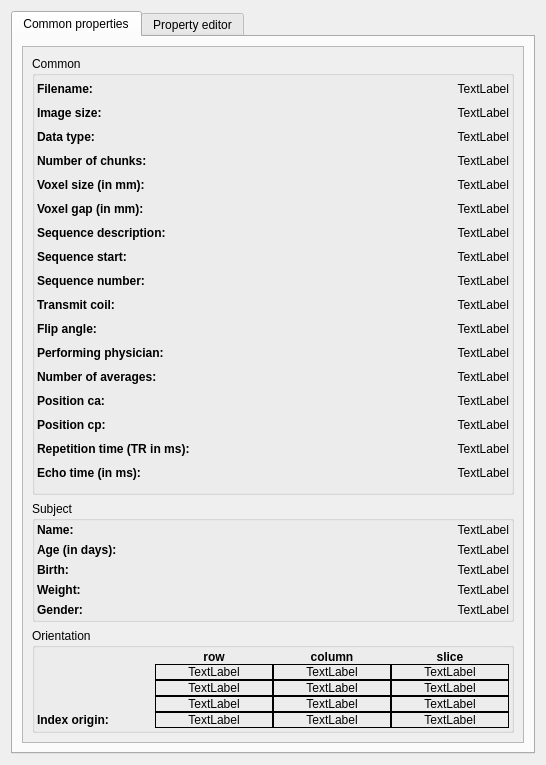
isis-group/vast, file plugins/PropertyTool/forms/propertyToolDialog.ui: the form before one commit.
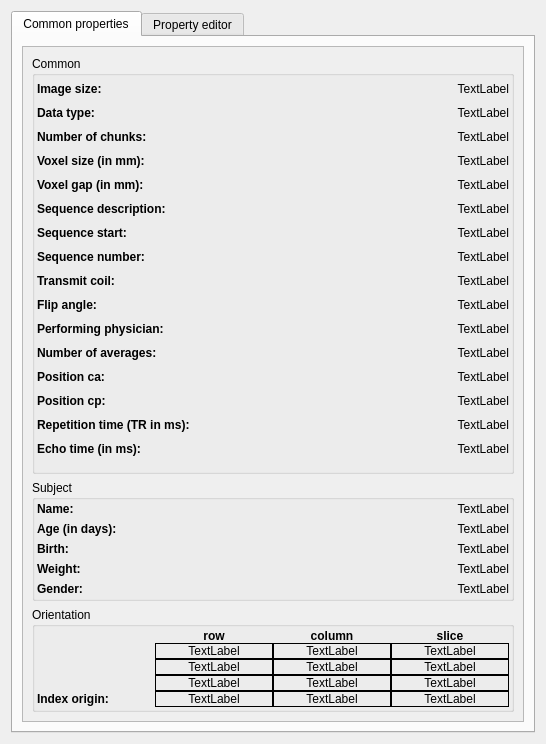
The form after the commit.

Commit message: removed fileName from propertytool dialog

Diff of the .ui file:
```diff
--- a/plugins/PropertyTool/forms/propertyToolDialog.ui
+++ b/plugins/PropertyTool/forms/propertyToolDialog.ui
@@ -7,7 +7,7 @@
     <x>0</x>
     <y>0</y>
     <width>546</width>
-    <height>765</height>
+    <height>744</height>
    </rect>
   </property>
   <property name="sizePolicy">
@@ -62,7 +62,7 @@
             <x>0</x>
             <y>0</y>
             <width>502</width>
-            <height>698</height>
+            <height>677</height>
            </rect>
           </property>
           <layout class="QVBoxLayout" name="verticalLayout">
@@ -81,7 +81,7 @@
               <property name="margin">
                <number>2</number>
               </property>
-              <item row="11" column="1">
+              <item row="10" column="1">
                <widget class="QLabel" name="performingPhysician">
                 <property name="sizePolicy">
                  <sizepolicy hsizetype="Minimum" vsizetype="Maximum">
@@ -100,7 +100,7 @@
                 </property>
                </widget>
               </item>
-              <item row="4" column="1">
+              <item row="3" column="1">
                <widget class="QLabel" name="voxelSize">
                 <property name="sizePolicy">
                  <sizepolicy hsizetype="Minimum" vsizetype="Maximum">
@@ -119,7 +119,7 @@
                 </property>
                </widget>
               </item>
-              <item row="14" column="0">
+              <item row="13" column="0">
                <widget class="QLabel" name="L_positionCP">
                 <property name="sizePolicy">
                  <sizepolicy hsizetype="Minimum" vsizetype="Maximum">
@@ -138,7 +138,7 @@
                 </property>
                </widget>
               </item>
-              <item row="2" column="1">
+              <item row="1" column="1">
                <widget class="QLabel" name="dataType">
                 <property name="sizePolicy">
                  <sizepolicy hsizetype="Minimum" vsizetype="Maximum">
@@ -157,7 +157,7 @@
                 </property>
                </widget>
               </item>
-              <item row="12" column="0">
+              <item row="11" column="0">
                <widget class="QLabel" name="L_numberOfAverages">
                 <property name="sizePolicy">
                  <sizepolicy hsizetype="Minimum" vsizetype="Maximum">
@@ -176,7 +176,7 @@
                 </property>
                </widget>
               </item>
-              <item row="9" column="0">
+              <item row="8" column="0">
                <widget class="QLabel" name="L_transmitCoil">
                 <property name="sizePolicy">
                  <sizepolicy hsizetype="Minimum" vsizetype="Maximum">
@@ -195,7 +195,7 @@
                 </property>
                </widget>
               </item>
-              <item row="6" column="0">
+              <item row="5" column="0">
                <widget class="QLabel" name="L_sequenceDescription">
                 <property name="sizePolicy">
                  <sizepolicy hsizetype="Minimum" vsizetype="Maximum">
@@ -214,7 +214,7 @@
                 </property>
                </widget>
               </item>
-              <item row="8" column="0">
+              <item row="7" column="0">
                <widget class="QLabel" name="L_sequenceNumber">
                 <property name="sizePolicy">
                  <sizepolicy hsizetype="Minimum" vsizetype="Maximum">
@@ -233,7 +233,7 @@
                 </property>
                </widget>
               </item>
-              <item row="4" column="0">
+              <item row="3" column="0">
                <widget class="QLabel" name="L_voxelSize">
                 <property name="sizePolicy">
                  <sizepolicy hsizetype="Minimum" vsizetype="Maximum">
@@ -252,26 +252,7 @@
                 </property>
                </widget>
               </item>
-              <item row="0" column="1">
-               <widget class="QLabel" name="fileName">
-                <property name="sizePolicy">
-                 <sizepolicy hsizetype="Minimum" vsizetype="Maximum">
-                  <horstretch>0</horstretch>
-                  <verstretch>0</verstretch>
-                 </sizepolicy>
-                </property>
-                <property name="text">
-                 <string>TextLabel</string>
-                </property>
-                <property name="alignment">
-                 <set>Qt::AlignRight|Qt::AlignTrailing|Qt::AlignVCenter</set>
-                </property>
-                <property name="textInteractionFlags">
-                 <set>Qt::LinksAccessibleByMouse|Qt::TextSelectableByMouse</set>
-                </property>
-               </widget>
-              </item>
-              <item row="13" column="0">
+              <item row="12" column="0">
                <widget class="QLabel" name="L_positionCA">
                 <property name="sizePolicy">
                  <sizepolicy hsizetype="Minimum" vsizetype="Maximum">
@@ -290,26 +271,26 @@
                 </property>
                </widget>
               </item>
-              <item row="6" column="1">
-               <widget class="QLabel" name="sequenceDescription">
-                <property name="sizePolicy">
-                 <sizepolicy hsizetype="Minimum" vsizetype="Maximum">
-                  <horstretch>0</horstretch>
-                  <verstretch>0</verstretch>
-                 </sizepolicy>
-                </property>
-                <property name="text">
-                 <string>TextLabel</string>
-                </property>
-                <property name="alignment">
-                 <set>Qt::AlignRight|Qt::AlignTrailing|Qt::AlignVCenter</set>
-                </property>
-                <property name="textInteractionFlags">
-                 <set>Qt::LinksAccessibleByMouse|Qt::TextSelectableByMouse</set>
-                </property>
-               </widget>
-              </item>
               <item row="5" column="1">
+               <widget class="QLabel" name="sequenceDescription">
+                <property name="sizePolicy">
+                 <sizepolicy hsizetype="Minimum" vsizetype="Maximum">
+                  <horstretch>0</horstretch>
+                  <verstretch>0</verstretch>
+                 </sizepolicy>
+                </property>
+                <property name="text">
+                 <string>TextLabel</string>
+                </property>
+                <property name="alignment">
+                 <set>Qt::AlignRight|Qt::AlignTrailing|Qt::AlignVCenter</set>
+                </property>
+                <property name="textInteractionFlags">
+                 <set>Qt::LinksAccessibleByMouse|Qt::TextSelectableByMouse</set>
+                </property>
+               </widget>
+              </item>
+              <item row="4" column="1">
                <widget class="QLabel" name="voxelGap">
                 <property name="sizePolicy">
                  <sizepolicy hsizetype="Minimum" vsizetype="Maximum">
@@ -328,7 +309,7 @@
                 </property>
                </widget>
               </item>
-              <item row="8" column="1">
+              <item row="7" column="1">
                <widget class="QLabel" name="sequenceNumber">
                 <property name="sizePolicy">
                  <sizepolicy hsizetype="Minimum" vsizetype="Maximum">
@@ -347,7 +328,7 @@
                 </property>
                </widget>
               </item>
-              <item row="9" column="1">
+              <item row="8" column="1">
                <widget class="QLabel" name="transmitCoil">
                 <property name="sizePolicy">
                  <sizepolicy hsizetype="Minimum" vsizetype="Maximum">
@@ -366,7 +347,7 @@
                 </property>
                </widget>
               </item>
-              <item row="12" column="1">
+              <item row="11" column="1">
                <widget class="QLabel" name="numberOfAverages">
                 <property name="sizePolicy">
                  <sizepolicy hsizetype="Minimum" vsizetype="Maximum">
@@ -385,7 +366,7 @@
                 </property>
                </widget>
               </item>
-              <item row="13" column="1">
+              <item row="12" column="1">
                <widget class="QLabel" name="positionCA">
                 <property name="sizePolicy">
                  <sizepolicy hsizetype="Minimum" vsizetype="Maximum">
@@ -404,7 +385,7 @@
                 </property>
                </widget>
               </item>
-              <item row="7" column="1">
+              <item row="6" column="1">
                <widget class="QLabel" name="sequenceStart">
                 <property name="sizePolicy">
                  <sizepolicy hsizetype="Minimum" vsizetype="Maximum">
@@ -423,7 +404,7 @@
                 </property>
                </widget>
               </item>
-              <item row="15" column="0">
+              <item row="14" column="0">
                <widget class="QLabel" name="L_repetitionTime">
                 <property name="sizePolicy">
                  <sizepolicy hsizetype="Minimum" vsizetype="Maximum">
@@ -442,7 +423,7 @@
                 </property>
                </widget>
               </item>
-              <item row="7" column="0">
+              <item row="6" column="0">
                <widget class="QLabel" name="L_sequenceStart">
                 <property name="sizePolicy">
                  <sizepolicy hsizetype="Minimum" vsizetype="Maximum">
@@ -461,26 +442,7 @@
                 </property>
                </widget>
               </item>
-              <item row="0" column="0">
-               <widget class="QLabel" name="L_fileName">
-                <property name="sizePolicy">
-                 <sizepolicy hsizetype="Minimum" vsizetype="Maximum">
-                  <horstretch>0</horstretch>
-                  <verstretch>0</verstretch>
-                 </sizepolicy>
-                </property>
-                <property name="font">
-                 <font>
-                  <weight>75</weight>
-                  <bold>true</bold>
-                 </font>
-                </property>
-                <property name="text">
-                 <string>Filename:</string>
-                </property>
-               </widget>
-              </item>
-              <item row="10" column="1">
+              <item row="9" column="1">
                <widget class="QLabel" name="flipAngle">
                 <property name="sizePolicy">
                  <sizepolicy hsizetype="Minimum" vsizetype="Maximum">
@@ -499,7 +461,7 @@
                 </property>
                </widget>
               </item>
-              <item row="15" column="1">
+              <item row="14" column="1">
                <widget class="QLabel" name="repetitionTime">
                 <property name="sizePolicy">
                  <sizepolicy hsizetype="Minimum" vsizetype="Maximum">
@@ -518,7 +480,7 @@
                 </property>
                </widget>
               </item>
-              <item row="5" column="0">
+              <item row="4" column="0">
                <widget class="QLabel" name="L_voxelGap">
                 <property name="sizePolicy">
                  <sizepolicy hsizetype="Minimum" vsizetype="Maximum">
@@ -537,7 +499,7 @@
                 </property>
                </widget>
               </item>
-              <item row="11" column="0">
+              <item row="10" column="0">
                <widget class="QLabel" name="L_performingPhysician">
                 <property name="sizePolicy">
                  <sizepolicy hsizetype="Minimum" vsizetype="Maximum">
@@ -556,7 +518,7 @@
                 </property>
                </widget>
               </item>
-              <item row="2" column="0">
+              <item row="1" column="0">
                <widget class="QLabel" name="L_dataType">
                 <property name="sizePolicy">
                  <sizepolicy hsizetype="Minimum" vsizetype="Maximum">
@@ -575,7 +537,7 @@
                 </property>
                </widget>
               </item>
-              <item row="10" column="0">
+              <item row="9" column="0">
                <widget class="QLabel" name="L_flipAngle">
                 <property name="sizePolicy">
                  <sizepolicy hsizetype="Minimum" vsizetype="Maximum">
@@ -594,7 +556,7 @@
                 </property>
                </widget>
               </item>
-              <item row="14" column="1">
+              <item row="13" column="1">
                <widget class="QLabel" name="positionCP">
                 <property name="sizePolicy">
                  <sizepolicy hsizetype="Minimum" vsizetype="Maximum">
@@ -613,7 +575,7 @@
                 </property>
                </widget>
               </item>
-              <item row="16" column="0">
+              <item row="15" column="0">
                <widget class="QLabel" name="L_echoTime">
                 <property name="sizePolicy">
                  <sizepolicy hsizetype="Minimum" vsizetype="Maximum">
@@ -632,7 +594,7 @@
                 </property>
                </widget>
               </item>
-              <item row="16" column="1">
+              <item row="15" column="1">
                <widget class="QLabel" name="echoTime">
                 <property name="sizePolicy">
                  <sizepolicy hsizetype="Minimum" vsizetype="Maximum">
@@ -651,7 +613,7 @@
                 </property>
                </widget>
               </item>
-              <item row="3" column="0">
+              <item row="2" column="0">
                <widget class="QLabel" name="L_numberOfChunks">
                 <property name="sizePolicy">
                  <sizepolicy hsizetype="Minimum" vsizetype="Maximum">
@@ -670,7 +632,7 @@
                 </property>
                </widget>
               </item>
-              <item row="3" column="1">
+              <item row="2" column="1">
                <widget class="QLabel" name="numberOfChunks">
                 <property name="sizePolicy">
                  <sizepolicy hsizetype="Minimum" vsizetype="Maximum">
@@ -689,7 +651,7 @@
                 </property>
                </widget>
               </item>
-              <item row="1" column="0">
+              <item row="0" column="0">
                <widget class="QLabel" name="L_imageSize">
                 <property name="sizePolicy">
                  <sizepolicy hsizetype="Minimum" vsizetype="Maximum">
@@ -708,7 +670,7 @@
                 </property>
                </widget>
               </item>
-              <item row="1" column="1">
+              <item row="0" column="1">
                <widget class="QLabel" name="imageSize">
                 <property name="sizePolicy">
                  <sizepolicy hsizetype="Minimum" vsizetype="Maximum">
@@ -722,6 +684,9 @@
                 <property name="alignment">
                  <set>Qt::AlignRight|Qt::AlignTrailing|Qt::AlignVCenter</set>
                 </property>
+                <property name="wordWrap">
+                 <bool>false</bool>
+                </property>
                 <property name="textInteractionFlags">
                  <set>Qt::LinksAccessibleByMouse|Qt::TextSelectableByMouse</set>
                 </property>
```
The commit also changes 1 other file.
